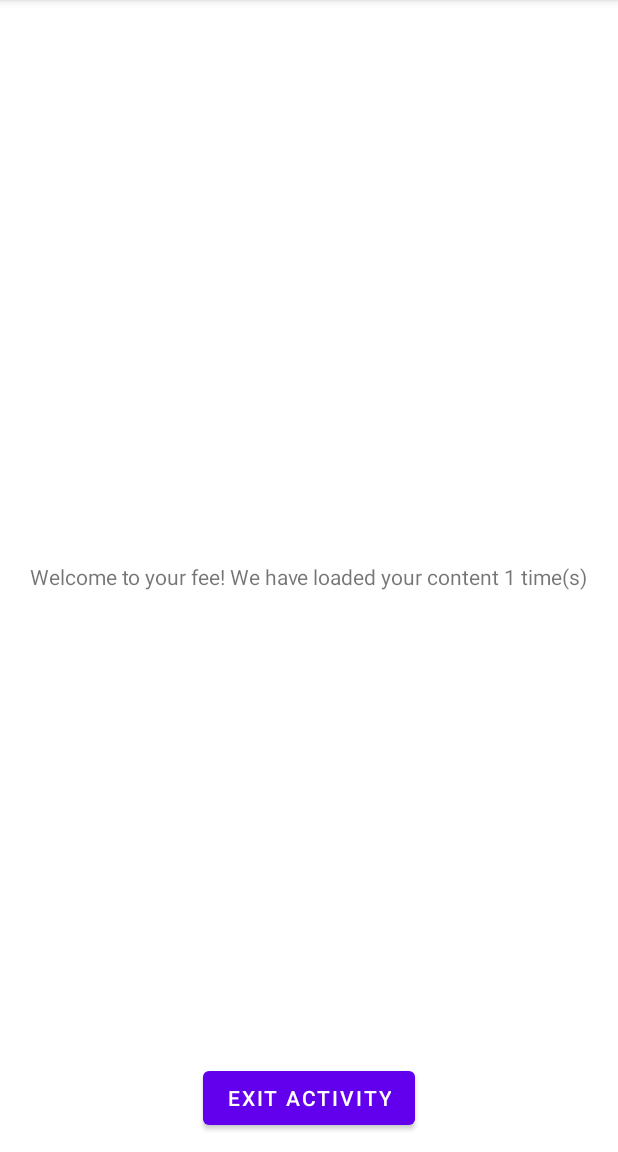
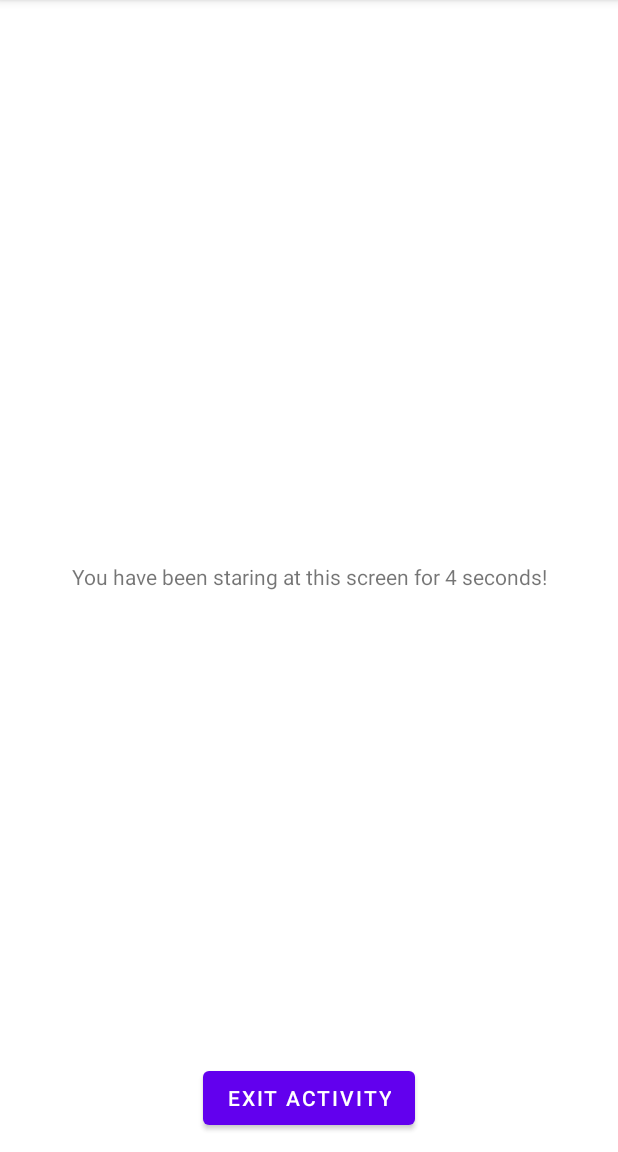
Before and after one commit to Ela01/Activity_Lifecycle_Playground, an Android app: the screen it shows after launch (MainActivity), on a phone screen of 412 x 824 dp, the part 84-1236 px from its top. Run offline under Robolectric (Android 15) with nearby library versions, the phone set to English and light mode, and no system bars.

Commit message:
simple timer that pauses as you go in and out of the activity

```diff
--- a/app/src/main/java/com/ewbugs/activitylifecycleplayground/MainActivity.kt
+++ b/app/src/main/java/com/ewbugs/activitylifecycleplayground/MainActivity.kt
@@ -5,11 +5,15 @@ import android.os.Bundle
 //import android.widget.Button
 import androidx.appcompat.app.AppCompatActivity
 import com.ewbugs.activitylifecycleplayground.databinding.ActivityMainBinding
+import java.util.*
+import kotlin.concurrent.fixedRateTimer
 
 class MainActivity : AppCompatActivity() {
 
     private lateinit var binding: ActivityMainBinding
-    private var numberOfLoads = 0
+    var seconds = 0
+    //period is in milliseconds
+    lateinit var timer: Timer
 
     override fun onCreate(savedInstanceState: Bundle?) {
         super.onCreate(savedInstanceState)
@@ -20,6 +24,9 @@ class MainActivity : AppCompatActivity() {
         binding.buttonExit.setOnClickListener {
             //Log.d("ElaWieczorek", "In the button click listener...")
             finish()
+
+
+
         }
 
 
@@ -34,9 +41,19 @@ class MainActivity : AppCompatActivity() {
 
     override fun onResume() {
         super.onResume()
-        numberOfLoads++
-        binding.textViewRefreshStatus.text = "Welcome to your fee! We have loaded your content $numberOfLoads time(s)"
+        fixedRateTimer(period = 1000L) {
+            runOnUiThread {
+                seconds++
+                binding.textViewTimer.text = "You have been staring at this screen for $seconds seconds!"
+            }
+        }
     }
+    override fun onPause() {
+        super.onPause()
+        timer.cancel()
+    }
+
+
 
 
 /*
--- a/app/src/main/res/layout/activity_main.xml
+++ b/app/src/main/res/layout/activity_main.xml
@@ -7,8 +7,8 @@
     tools:context=".MainActivity">
 
     <TextView
-        android:id="@+id/text_view_refresh_status"
-        tools:text="This will be the refresh text"
+        android:id="@+id/text_view_timer"
+        tools:text="You have been staring at this app for 25 seconds!"
         android:layout_width="wrap_content"
         android:layout_height="wrap_content"
         app:layout_constraintTop_toTopOf="parent"
```
